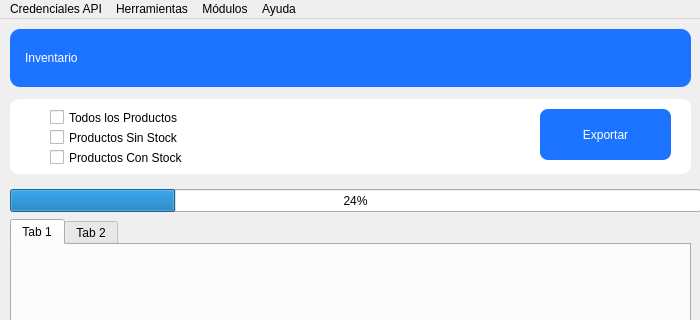
First picture: the form in app/inventario/ui/view_inventario.ui, repository SamSami25/PyWoo, before the edit; both pictures show x 0 to 700 and y 0 to 320 of the 700 by 479 pixel window.
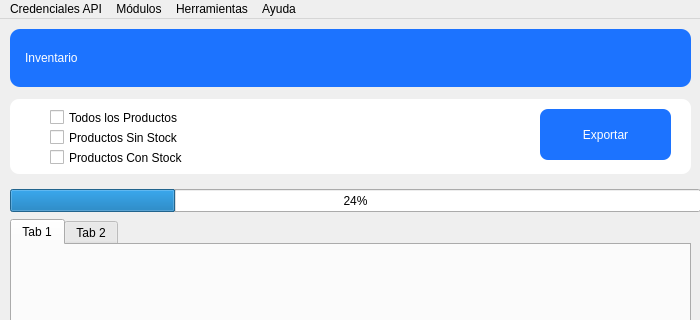
Second picture: the form after the edit.

Diff of the .ui file:
```diff
--- a/app/inventario/ui/view_inventario.ui
+++ b/app/inventario/ui/view_inventario.ui
@@ -255,8 +255,8 @@
     </property>
    </widget>
    <addaction name="menuCredenciales_API"/>
-   <addaction name="menuHerramientas"/>
    <addaction name="menuM_dulos"/>
+   <addaction name="menuHerramientas"/>
    <addaction name="menuAyuda"/>
   </widget>
   <widget class="QStatusBar" name="statusbar"/>
```
Left out of the diff: 14 changed lines with no effect on the pictures.
